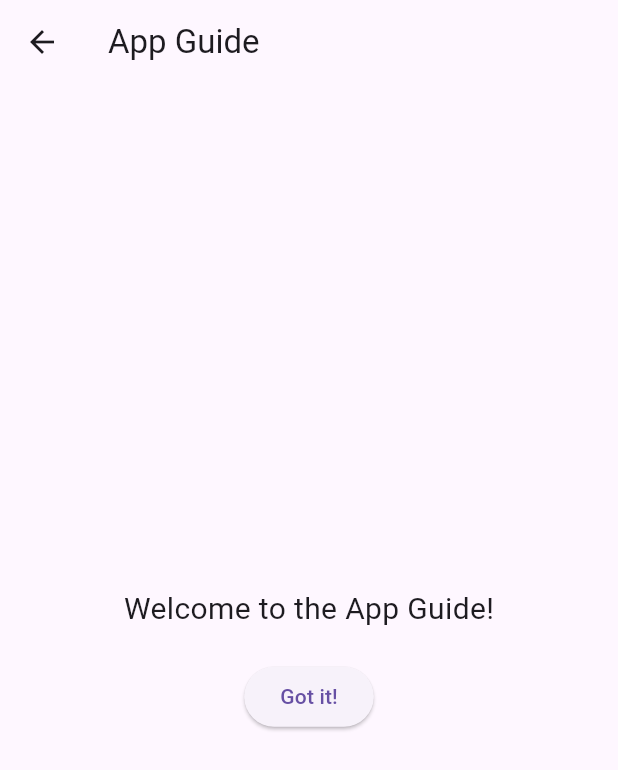
After one commit to sghtestAcc/my_projectV2, a Flutter app: the AppGuideScreen screen opened directly, on a phone screen of 412 x 824 dp. The commit adds this screen. Shown: the top 770 px of the screen. Run offline on Flutter 3.47's test engine with Material 3 defaults, Android fonts, the phone set to English and light mode, and no system bars; our stand-ins replace cloud_firestore, firebase_auth, firebase_core, firebase_storage, flutter_dotenv, flutter_image_compress and 8 more; missing offline and left inert: google_mlkit_text_recognition, google_mlkit_translation, multi_image_capture, tutorial_coach_mark; accounts and stored records are empty; generated files the repository leaves out were written again.

Commit message:
proof of concept

```diff
--- /dev/null
+++ b/lib/screens/home/app_guide_screen.dart
@@ -0,0 +1,27 @@
+import 'package:flutter/material.dart';
+
+class AppGuideScreen extends StatelessWidget {
+  const AppGuideScreen({super.key});
+
+  @override
+  Widget build(BuildContext context) {
+    return Scaffold(
+      appBar: AppBar(title: const Text("App Guide")),
+      body: Center(
+        child: Column(
+          mainAxisAlignment: MainAxisAlignment.center,
+          children: [
+            const Text("Welcome to the App Guide!", style: TextStyle(fontSize: 20)),
+            const SizedBox(height: 20),
+            ElevatedButton(
+              onPressed: () {
+                Navigator.pop(context); // Go back to HomeScreen
+              },
+              child: const Text("Got it!"),
+            ),
+          ],
+        ),
+      ),
+    );
+  }
+}
--- a/pubspec.yaml
+++ b/pubspec.yaml
@@ -61,6 +61,8 @@ dependencies:
   flutter_local_notifications: ^17.2.4
   timezone: ^0.9.4
   flutter_timezone: ^1.0.8
+  tutorial_coach_mark: 1.2.0
+
 
 flutter_launcher_icons:
   android: true
```
Also changed, not shown: lib/main.dart (+82 -0 lines), pubspec.lock, 1 other file.
